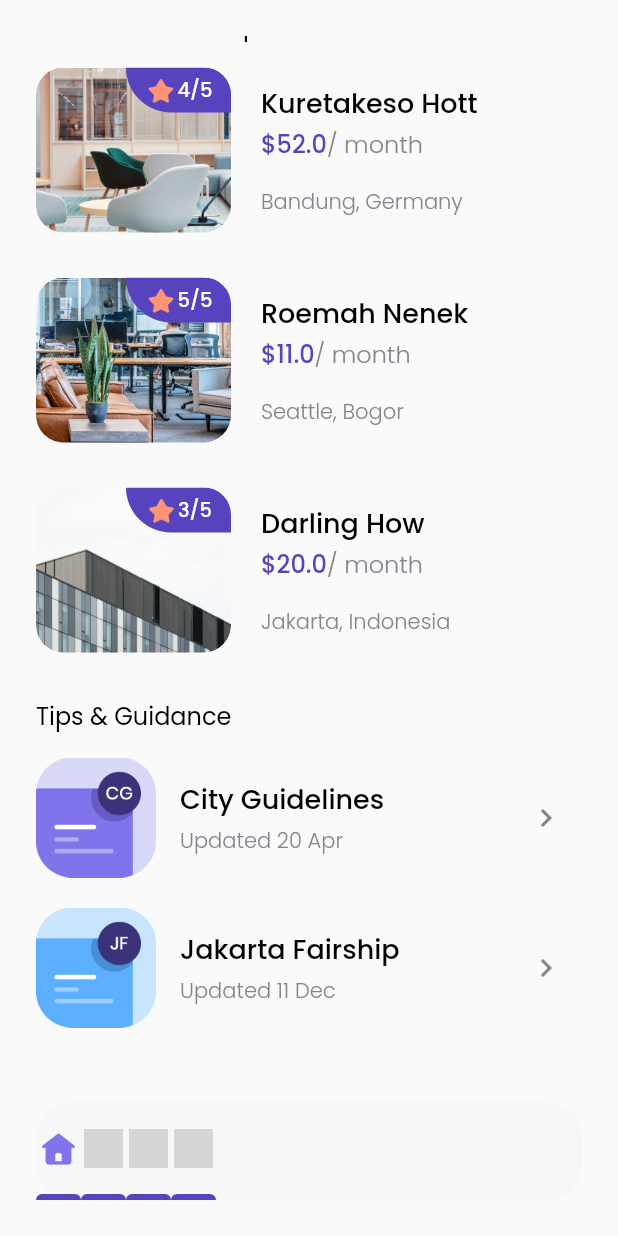
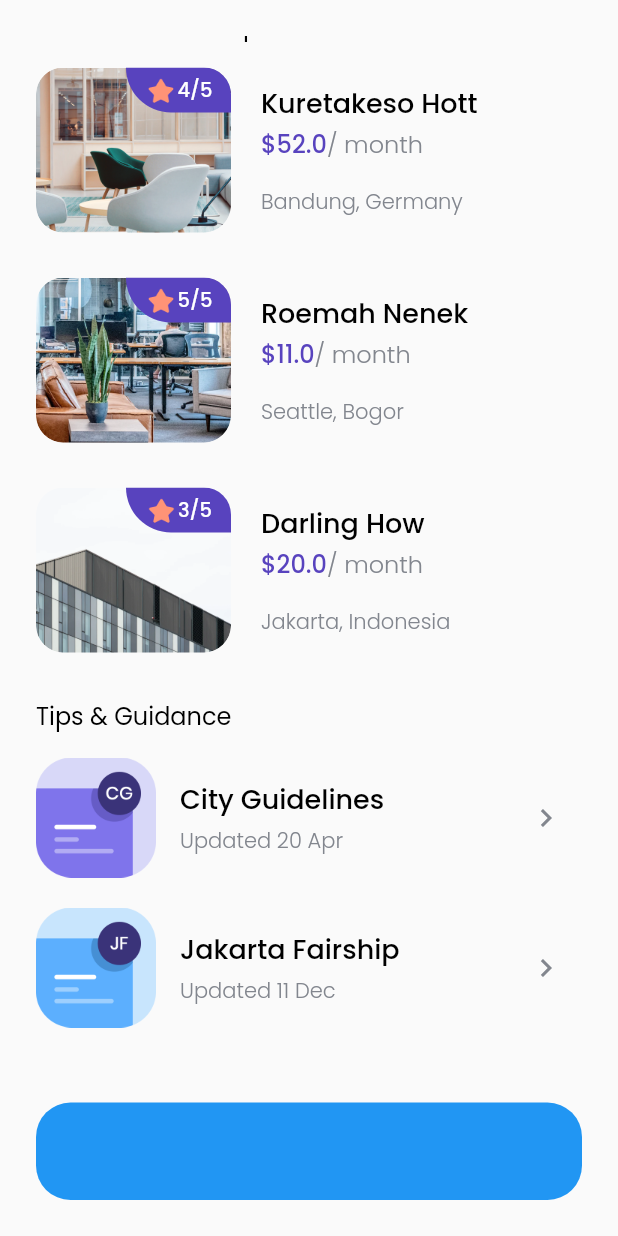
Before and after one commit to Farizal97/cari_kos, a Flutter app: the HomePage screen opened directly, scrolled down 331 dp, on a phone screen of 412 x 824 dp. Run offline on Flutter 3.47's test engine with Material 2 defaults, Android fonts, the light colour scheme and no system bars; our stand-ins replace google_fonts; grey boxes are pictures that could not be loaded.

Commit message:
pubspec yaml

```diff
--- a/lib/pages/home_page.dart
+++ b/lib/pages/home_page.dart
@@ -2,7 +2,6 @@ import 'package:cari_kos/models/city.dart';
 import 'package:cari_kos/models/space.dart';
 import 'package:cari_kos/models/tips.dart';
 import 'package:cari_kos/theme.dart';
-import 'package:cari_kos/widgets/bottom_navbar_item.dart';
 import 'package:cari_kos/widgets/city_card.dart';
 import 'package:cari_kos/widgets/space_card.dart';
 import 'package:cari_kos/widgets/tips_card.dart';
@@ -220,30 +219,13 @@ class HomePage extends StatelessWidget {
                   horizontal: edge,
                 ),
                 decoration: BoxDecoration(
-                  color: Color(0xffF6F7F8),
+                  color: Colors.blue,
                   borderRadius: BorderRadius.circular(23),
                 ),
                 child: Row(
-                  children: [
-                    BottomNavbarItem(
-                      imageUrl: 'assets/icon_home.png',
-                      isActive: true,
-                    ),
-                    BottomNavbarItem(
-                      imageUrl: 'assets/icon_mail.png',
-                      isActive: false,
-                    ),
-                    BottomNavbarItem(
-                      imageUrl: 'assets/icon_card.png',
-                      isActive: false,
-                    ),
-                    BottomNavbarItem(
-                      imageUrl: 'assets/icon_love.png',
-                      isActive: false,
-                    ),
-                  ],
+                  children: [],
                 ),
-              )
+              ),
             ],
           ),
         ),
--- a/lib/widgets/bottom_navbar_item.dart
+++ b/lib/widgets/bottom_navbar_item.dart
@@ -1,33 +1,10 @@
-import 'package:cari_kos/theme.dart';
 import 'package:flutter/material.dart';
 
 class BottomNavbarItem extends StatelessWidget {
-  final imageUrl;
-  final bool isActive;
-
-  BottomNavbarItem({this.imageUrl, required this.isActive});
-
   @override
   Widget build(BuildContext context) {
     return Column(
-      children: [
-        Spacer(),
-        Image.asset(
-          imageUrl,
-          width: 26,
-        ),
-        Spacer(),
-        Container(
-          width: 30,
-          height: 4,
-          decoration: BoxDecoration(
-            color: purpleColor,
-            borderRadius: BorderRadius.vertical(
-              top: Radius.circular(1000),
-            ),
-          ),
-        ),
-      ],
+      children: [],
     );
   }
 }
--- a/lib/widgets/city_card.dart
+++ b/lib/widgets/city_card.dart
@@ -37,7 +37,7 @@ class CityCard extends StatelessWidget {
                           ),
                           child: Center(
                             child: Image.asset(
-                              'assets/Icon_star.png',
+                              'assets/icon_start.png',
                               width: 22,
                               height: 22,
                             ),
--- a/lib/widgets/space_card.dart
+++ b/lib/widgets/space_card.dart
@@ -4,7 +4,6 @@ import 'package:flutter/material.dart';
 import '../theme.dart';
 
 class SpaceCard extends StatelessWidget {
-
   final Space space;
   SpaceCard(this.space);
   @override
@@ -19,7 +18,7 @@ class SpaceCard extends StatelessWidget {
             child: Stack(
               children: [
                 Image.asset(
-                 space.imageUrl,
+                  space.imageUrl,
                 ),
                 Align(
                   alignment: Alignment.topRight,
@@ -37,7 +36,7 @@ class SpaceCard extends StatelessWidget {
                       crossAxisAlignment: CrossAxisAlignment.center,
                       children: [
                         Image.asset(
-                          'assets/Icon_star.png',
+                          'assets/icon_start.png',
                           width: 22,
                           height: 22,
                         ),
@@ -62,7 +61,7 @@ class SpaceCard extends StatelessWidget {
           crossAxisAlignment: CrossAxisAlignment.start,
           children: [
             Text(
-             space.name,
+              space.name,
               style: blackTextStyle.copyWith(
                 fontSize: 18,
               ),
```
Also changed, not shown: assets/icon_start.png (renamed from assets/Icon_star.png).
